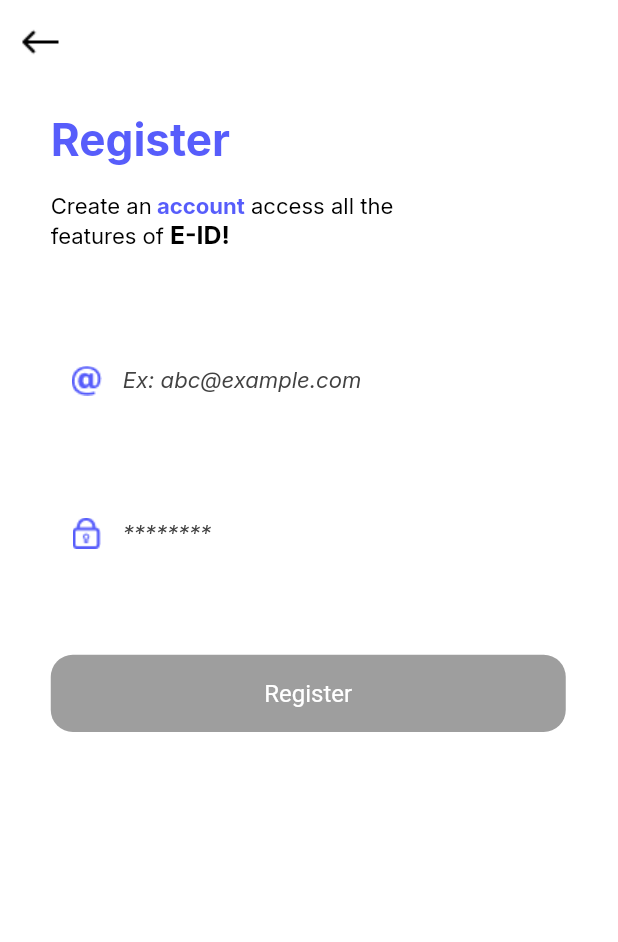
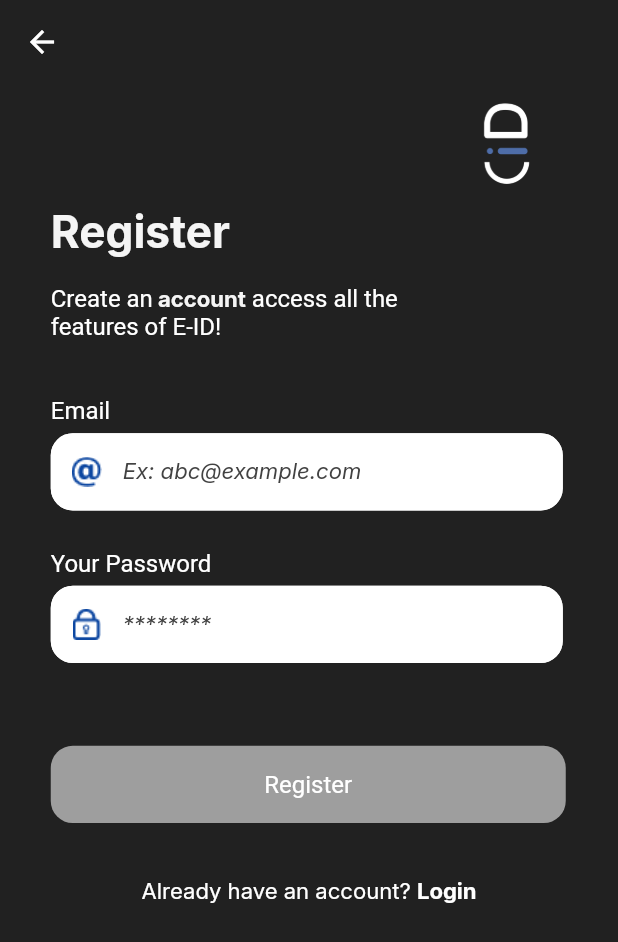
Before and after one commit to Kar-Sha/E-ID, a Flutter app: the RegisterScreen screen opened by its route, on a phone screen of 412 x 824 dp. Shown: the top 942 px of the screen. Run offline on Flutter 3.47's test engine with Material 2 defaults, Android fonts, the phone set to English and light mode, and no system bars; our stand-ins replace barcode_widget, cached_network_image, device_info_plus, firebase_auth, firebase_core, firebase_database and 9 more; accounts and stored records are empty; statements that could not run were skipped.

Commit message:
clean import and UI change

```diff
--- a/lib/provider/authentication/login_provider.dart
+++ b/lib/provider/authentication/login_provider.dart
@@ -1,4 +1,3 @@
-import 'package:google_sign_in/google_sign_in.dart';
 import 'package:local_auth_ex/helpers/shared_pref.dart';
 import 'package:local_auth_ex/services/authentication_services.dart';
 import 'package:local_auth_ex/utils/router/app_route_constants.dart';
--- a/lib/screens/attendance.dart
+++ b/lib/screens/attendance.dart
@@ -1,7 +1,9 @@
 import 'package:firebase_database/firebase_database.dart';
 import 'package:flutter/material.dart';
 import 'package:local_auth_ex/widgets/tower_id.dart';
+
 import '../services/auth.dart';
+
 import '../utils/router/app_route_constants.dart';
 import '../utils/routes.dart';
 
--- a/lib/screens/get_started.dart
+++ b/lib/screens/get_started.dart
@@ -1,8 +1,4 @@
-// Select School
 import 'package:flutter/material.dart';
-import 'package:dropdown_button2/dropdown_button2.dart';
-import 'package:local_auth_ex/screens/onboarding.dart';
-import 'package:local_auth_ex/screens/student_id.dart';
 
 import '../utils/router/app_route_constants.dart';
 import '../utils/routes.dart';
--- a/lib/screens/home_page.dart
+++ b/lib/screens/home_page.dart
@@ -1,10 +1,6 @@
 // ignore_for_file: prefer_const_constructors
 
-import 'package:firebase_database/firebase_database.dart';
 import 'package:flutter/material.dart';
-import 'package:flutter/rendering.dart';
-import 'package:local_auth_ex/screens/profile.dart';
-import 'package:local_auth_ex/screens/settings.dart';
 import 'package:local_auth_ex/widgets/home_list.dart';
 import 'package:local_auth_ex/widgets/tower_back.dart';
 import 'package:local_auth_ex/widgets/tower_id.dart';
--- a/lib/screens/new_login.dart
+++ b/lib/screens/new_login.dart
@@ -1,11 +1,4 @@
 import 'package:flutter/material.dart';
-import 'package:local_auth_ex/screens/home_page.dart';
-import 'package:local_auth_ex/screens/onboarding.dart';
-import 'package:local_auth_ex/screens/student_id.dart';
-import 'package:local_auth_ex/widgets/onboarding_list.dart';
-import 'package:local_auth_ex/widgets/tower_id.dart';
-import 'package:smooth_page_indicator/smooth_page_indicator.dart';
-import 'package:local_auth_ex/services/auth.dart';
 
 import '../utils/router/app_route_constants.dart';
 import '../utils/routes.dart';
@@ -57,22 +50,24 @@
                     height: 25,
                   ),
                   Padding(
-                    padding: const EdgeInsets.symmetric(horizontal: 20.0),
+                    padding: const EdgeInsets.symmetric(horizontal: 30.0),
                     child: Column(
                       children: [
                         TextButton(
                           onPressed: () async {
-                            goToPageAndRemoveFromStack(context, MyAppRouteConstants.onboardingRouteName);
+                            goToPageAndRemoveFromStack(context,
+                                MyAppRouteConstants.onboardingRouteName);
                           },
                           child: const Text(
                             "Set up Account",
                           ),
                           style: TextButton.styleFrom(
-                            padding: const EdgeInsets.only(
-                                top: 16.0, bottom: 16.0, left: 110, right: 110),
+                            padding:
+                                const EdgeInsets.only(top: 16.0, bottom: 16.0),
                             primary: Colors.white,
                             textStyle: const TextStyle(fontSize: 16),
                             backgroundColor: Colors.grey[400],
+                            fixedSize: Size(300, 50),
                           ),
                         ),
                         SizedBox(
@@ -80,7 +75,8 @@
                         ),
                         TextButton(
                           onPressed: () async {
-                            goToPageAndRemoveFromStack(context, MyAppRouteConstants.loginRouteName);
+                            goToPageAndRemoveFromStack(
+                                context, MyAppRouteConstants.loginRouteName);
                           },
                           child: const Text(
                             "Login",
@@ -91,6 +87,7 @@
                             primary: Colors.white,
                             textStyle: const TextStyle(fontSize: 16),
                             backgroundColor: Colors.grey[700],
+                            fixedSize: Size(300, 50),
                           ),
                         ),
                       ],
--- a/lib/screens/onboarding.dart
+++ b/lib/screens/onboarding.dart
@@ -1,10 +1,6 @@
 import 'package:flutter/material.dart';
-import 'package:local_auth_ex/screens/get_started.dart';
-import 'package:local_auth_ex/screens/home_page.dart';
-import 'package:local_auth_ex/screens/new_login.dart';
 import 'package:local_auth_ex/widgets/onboarding_list.dart';
 import 'package:smooth_page_indicator/smooth_page_indicator.dart';
-import 'package:firebase_database/firebase_database.dart';
 
 import '../utils/router/app_route_constants.dart';
 import '../utils/routes.dart';
--- a/lib/screens/register_screen.dart
+++ b/lib/screens/register_screen.dart
@@ -20,7 +20,6 @@
 class _RegisterScreenState extends State<RegisterScreen> {
   TextEditingController emailController = TextEditingController();
   TextEditingController passwordController = TextEditingController();
-  //TextEditingController nameController = TextEditingController();
   GlobalKey<FormState> formKey = GlobalKey<FormState>();
 
   @override
@@ -28,23 +27,21 @@
     super.dispose();
     emailController.dispose();
     passwordController.dispose();
-    //nameController.dispose();
   }
 
   @override
   Widget build(BuildContext context) {
     return Scaffold(
+      backgroundColor: Colors.grey[900],
       appBar: AppBar(
         automaticallyImplyLeading: false,
         elevation: 0,
-        backgroundColor: const Color(0xFFFFFFFF),
+        backgroundColor: Colors.grey[900],
         leading: InkWell(
           onTap: () {
             goToNextPageAndBack(context, MyAppRouteConstants.loginRouteName);
           },
-          child: Image.asset(
-            "assets/icons/backicon.png",
-          ),
+          child: Icon(Icons.arrow_back),
         ),
       ),
       body: SingleChildScrollView(
@@ -54,33 +51,38 @@
           child: Column(
             crossAxisAlignment: CrossAxisAlignment.start,
             children: [
-              SizedBox(height: 21.h),
+              Row(
+                mainAxisAlignment: MainAxisAlignment.end,
+                children: [
+                  Image.asset(
+                    'lib/images/logo.png',
+                    height: 80,
+                  ),
+                ],
+              ),
 
               // the register text
               Text("Register",
-                  style: CustomTextStyle.bold32
-                      .copyWith(color: Theme.of(context).primaryColor)),
+                  style:
+                      CustomTextStyle.bold32.copyWith(color: Colors.grey[100])),
               SizedBox(height: 19.h),
               RichText(
                 text: TextSpan(
                   text: "Create an",
-                  style:
-                      CustomTextStyle.regular16.copyWith(color: Colors.black),
+                  style: TextStyle(color: Colors.white, fontSize: 16),
                   children: [
                     TextSpan(
                       text: " account",
                       style: CustomTextStyle.regularBold16
-                          .copyWith(color: Theme.of(context).primaryColor),
+                          .copyWith(color: Colors.grey[100]),
                     ),
                     TextSpan(
                       text: " access all the \nfeatures of",
-                      style: CustomTextStyle.regular16
-                          .copyWith(color: Colors.black),
+                      style: TextStyle(color: Colors.white, fontSize: 16),
                     ),
                     TextSpan(
                       text: " E-ID!",
-                      style: CustomTextStyle.regularBold18
-                          .copyWith(color: Colors.black),
+                      style: TextStyle(color: Colors.white, fontSize: 16),
                     ),
                   ],
                 ),
@@ -95,7 +97,10 @@
                 prefixIcon: SizedBox(
                   height: 19.18.h,
                   width: 19.2.w,
-                  child: Image.asset("assets/images/at.png"),
+                  child: Image.asset(
+                    "assets/images/at.png",
+                    color: Colors.blue[900],
+                  ),
                 ),
                 controller: emailController,
                 validator: (value) {
@@ -107,18 +112,7 @@
                   return null;
                 },
               ),
-              // SizedBox(height: 28.h),
-              // customInputField(
-              //   context: context,
-              //   labelText: "Your name",
-              //   hintText: "Ex: Saul Ramirez",
-              //   prefixIcon: SizedBox(
-              //     height: 19.18.h,
-              //     width: 19.2.w,
-              //     child: Image.asset("assets/icons/person.png"),
-              //   ),
-              //   controller: nameController,
-              // ),
+
               SizedBox(height: 28.h),
               customInputField(
                 context: context,
@@ -127,7 +121,8 @@
                 prefixIcon: SizedBox(
                   height: 19.h,
                   width: 16.9.w,
-                  child: Image.asset("assets/icons/lock.png"),
+                  child: Image.asset("assets/icons/lock.png",
+                      color: Colors.blue[900]),
                 ),
                 controller: passwordController,
                 obscureText: true,
@@ -144,20 +139,17 @@
                     onTap: () async {
                       var email = emailController.text.trim();
                       var password = passwordController.text.trim();
-                      //var name = nameController.text.trim();
                       if (formKey.currentState!.validate()) {
                         provider
                             .registerUser(
                           email: email,
                           password: password,
-                          //fullName: name,
                           context: context,
                         )
                             .then(
                           (value) {
                             emailController.clear();
                             passwordController.clear();
-                            //nameController.clear();
                           },
                         );
                       }
@@ -173,7 +165,7 @@
                 firstTitle: "Already have an account? ",
                 secondTitle: "Login",
                 onTap: () {
-                 popPageFromStack(context);
+                  popPageFromStack(context);
                 },
               )
               // the text spans.
--- a/lib/screens/splash_screen.dart
+++ b/lib/screens/splash_screen.dart
@@ -1,5 +1,4 @@
 import 'package:local_auth_ex/helpers/shared_pref.dart';
-import 'package:local_auth_ex/utils/styles.dart';
 import 'package:flutter/material.dart';
 
 class SplashScreen extends StatefulWidget {
--- a/lib/screens/student_id.dart
+++ b/lib/screens/student_id.dart
@@ -1,12 +1,7 @@
 // Select School
 import 'package:firebase_storage/firebase_storage.dart';
 import 'package:flutter/material.dart';
-import 'package:dropdown_button2/dropdown_button2.dart';
 import 'package:flutter/services.dart';
-import 'package:local_auth_ex/screens/get_started.dart';
-import 'package:local_auth_ex/screens/home_page.dart';
-import 'package:local_auth_ex/screens/onboarding.dart';
-import 'package:firebase_core/firebase_core.dart';
 import 'package:firebase_database/firebase_database.dart';
 import 'dart:io';
 import 'package:image_picker/image_picker.dart';
@@ -15,7 +10,6 @@
 
 import '../utils/router/app_route_constants.dart';
 import '../utils/routes.dart';
-//import 'package:local_auth_ex/main.dart';
 
 class StudentID extends StatefulWidget {
   const StudentID({Key? key}) : super(key: key);
--- a/lib/widgets/button.dart
+++ b/lib/widgets/button.dart
@@ -1,4 +1,3 @@
-import 'package:local_auth_ex/utils/styles.dart';
 import 'package:flutter/material.dart';
 import 'package:flutter_screenutil/flutter_screenutil.dart';
 
--- a/lib/widgets/continue_with_google.dart
+++ b/lib/widgets/continue_with_google.dart
@@ -1,4 +1,3 @@
-import 'package:local_auth_ex/utils/styles.dart';
 import 'package:flutter/material.dart';
 import 'package:flutter_screenutil/flutter_screenutil.dart';
 
--- a/lib/widgets/home_list.dart
+++ b/lib/widgets/home_list.dart
@@ -1,7 +1,4 @@
 import 'package:flutter/material.dart';
-import 'package:local_auth_ex/screens/attendance.dart';
-import 'package:local_auth_ex/screens/questions.dart';
-import 'package:local_auth_ex/screens/view_history.dart';
 import 'package:url_launcher/url_launcher.dart';
 
 import '../utils/router/app_route_constants.dart';
```
Also changed, not shown: lib/main.dart (+0 -27 lines), lib/screens/profile.dart (+0 -8 lines), lib/screens/questions.dart (+0 -8 lines), lib/screens/settings.dart (+0 -8 lines), lib/screens/view_history.dart (+0 -8 lines).
